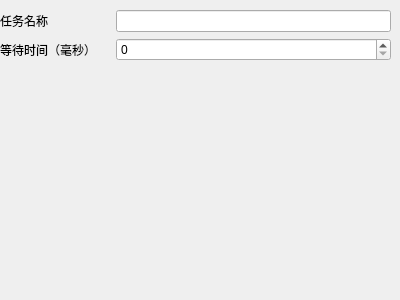
First picture: the form in src/widget/waitForm/waitform.ui, repository Ferrarii-430/onmyoji-script, before the edit.
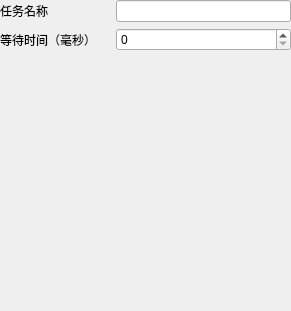
Second picture: the form after the edit.

What changed in the file:
```diff
--- a/src/widget/waitForm/waitform.ui
+++ b/src/widget/waitForm/waitform.ui
@@ -6,8 +6,8 @@
    <rect>
     <x>0</x>
     <y>0</y>
-    <width>400</width>
-    <height>300</height>
+    <width>291</width>
+    <height>311</height>
    </rect>
   </property>
   <property name="windowTitle">
@@ -17,9 +17,9 @@
    <property name="geometry">
     <rect>
      <x>0</x>
-     <y>10</y>
-     <width>391</width>
-     <height>281</height>
+     <y>0</y>
+     <width>291</width>
+     <height>311</height>
     </rect>
    </property>
    <layout class="QFormLayout" name="formLayout">
```
